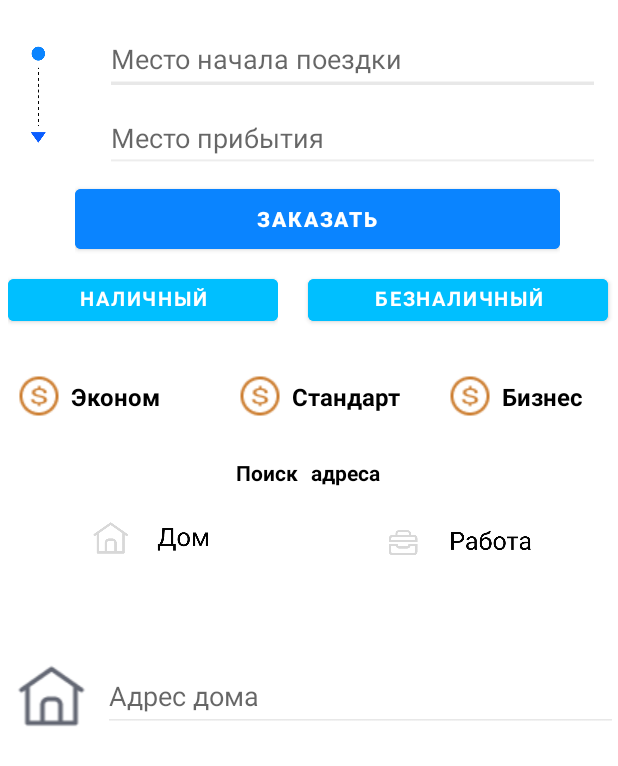
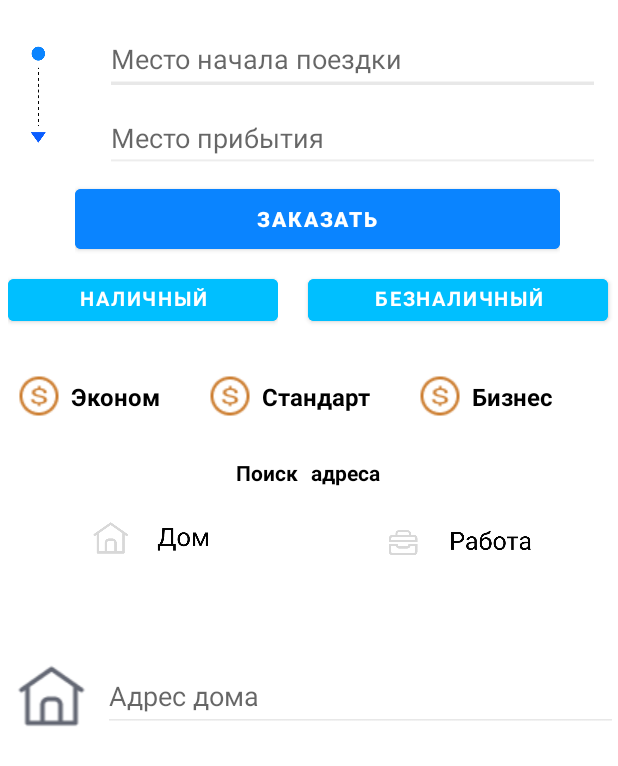
Before and after one commit to markus-xax/TaxiLnrFirst, an Android app: the layout bottom_sheet.xml on its own in the app's theme, with its tools: preview values and no code run, on a phone screen of 412 x 824 dp. Shown: the top 766 px of the screen. Run offline under Robolectric (Android 15) with nearby library versions, the phone set to English and light mode, and no system bars; network calls fail.

Commit message:
fix bugs

```diff
--- a/app/src/main/java/com/example/taxi_full/HomeActivityDriver.java
+++ b/app/src/main/java/com/example/taxi_full/HomeActivityDriver.java
@@ -248,7 +248,7 @@ public class HomeActivityDriver extends AppCompatActivity implements UserLocatio
                         if(rootUserOne.getRate() == null || rootUserOne.getRate().equals(""))
                             rate.setText("5");
                         else
-                            rate.setText(rootUserOne.getRate());
+                            rate.setText(rootUserOne.getRate()); // ошибкаааа
 
                         orders_count.setText(String.valueOf(finalCount_orders));
                         incoming_day.setText(String.valueOf(incomingDriver));
@@ -278,7 +278,6 @@ public class HomeActivityDriver extends AppCompatActivity implements UserLocatio
 
             @Override
             public void onMessage(String s) {
-                Log.d("массаж", s);
                     try {
                         Runnable getCars = () -> {
                             DBClass = new DBClass();
--- a/app/src/main/java/com/example/taxi_full/ui/home/HomeFragmentDriver.java
+++ b/app/src/main/java/com/example/taxi_full/ui/home/HomeFragmentDriver.java
@@ -414,6 +414,11 @@ public class HomeFragmentDriver extends Fragment {
             countOrders = binding.getRoot().findViewById(R.id.count);
             list = binding.getRoot().findViewById(R.id.listView);
             try {
+                try {
+                    Thread.sleep(500);
+                } catch (InterruptedException e) {
+                    e.printStackTrace();
+                }
                 if(!HttpApi.getId(url).equals("0")) {
                     if (!HttpApi.getId(URL_API_CAR + hash).equals("0")) {
                         Type listType = new TypeToken<List<RootAllOrders>>() {
--- a/app/src/main/res/layout/bottom_sheet.xml
+++ b/app/src/main/res/layout/bottom_sheet.xml
@@ -140,6 +140,11 @@
                 android:layout_width="wrap_content"
                 android:layout_height="wrap_content">
 
+                <LinearLayout
+                    android:layout_width="match_parent"
+                    android:layout_height="match_parent"
+                    android:orientation="horizontal">
+
                     <ImageView
                         android:id="@+id/dollar_eco"
                         android:layout_width="wrap_content"
@@ -148,12 +153,10 @@
                         app:srcCompat="@drawable/dollar"
                         android:layout_marginStart="10dp"/>
 
-            </FrameLayout>
-
                     <TextView
                         android:id="@+id/eco"
-                android:layout_width="wrap_content"
-                android:layout_height="wrap_content"
+                        android:layout_width="match_parent"
+                        android:layout_height="match_parent"
                         android:layout_marginStart="5dp"
                         android:fontFamily="@font/roboto_mono_bold"
                         android:text="@string/eco"
@@ -161,9 +164,19 @@
                         android:textSize="16sp"
                         android:layout_marginTop="5dp" />
 
+                </LinearLayout>
+
+
+            </FrameLayout>
+
             <FrameLayout
                 android:layout_width="wrap_content"
                 android:layout_height="wrap_content">
+
+                <LinearLayout
+                    android:layout_width="match_parent"
+                    android:layout_height="match_parent"
+                    android:orientation="horizontal">
 
                     <ImageView
                         android:id="@+id/dollar_middle"
@@ -171,14 +184,12 @@
                         android:layout_height="match_parent"
                         android:contentDescription="@string/todo"
                         app:srcCompat="@drawable/dollar"
-                    android:layout_marginStart="50dp"/>
-
-            </FrameLayout>
+                        android:layout_marginStart="30dp"/>
 
                     <TextView
                         android:id="@+id/middle"
-                android:layout_width="wrap_content"
-                android:layout_height="wrap_content"
+                        android:layout_width="match_parent"
+                        android:layout_height="match_parent"
                         android:text="@string/middle"
                         android:fontFamily="@font/roboto_mono_bold"
                         android:textColor="@color/black"
@@ -186,9 +197,18 @@
                         android:layout_marginStart="5dp"
                         android:layout_marginTop="5dp"/>
 
+                </LinearLayout>
+
+            </FrameLayout>
+
             <FrameLayout
                 android:layout_width="wrap_content"
                 android:layout_height="wrap_content">
+
+                <LinearLayout
+                    android:layout_width="match_parent"
+                    android:layout_height="match_parent"
+                    android:orientation="horizontal">
 
                     <ImageView
                         android:id="@+id/dollar_business"
@@ -198,18 +218,20 @@
                         app:srcCompat="@drawable/dollar"
                         android:layout_marginStart="30dp"/>
 
-            </FrameLayout>
-
                     <TextView
                         android:id="@+id/business"
-                android:layout_width="wrap_content"
-                android:layout_height="wrap_content"
+                        android:layout_width="match_parent"
+                        android:layout_height="match_parent"
                         android:text="@string/business"
                         android:fontFamily="@font/roboto_mono_bold"
                         android:textColor="@color/black"
                         android:textSize="16sp"
                         android:layout_marginStart="5dp"
                         android:layout_marginTop="5dp"/>
+
+                </LinearLayout>
+
+            </FrameLayout>
 
         </LinearLayout>
 
```
Also changed, not shown: app/src/main/java/com/example/taxi_full/GoActivityDriver.java (+18 -5 lines), app/src/main/java/com/example/taxi_full/GoActivityUser.java (+19 -4 lines). Lines whose indentation alone changed are shown as unchanged.
